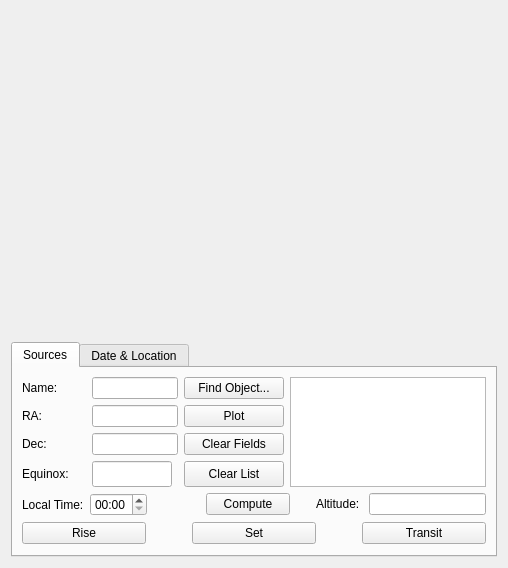
First picture: the form in kstars/tools/altvstime.ui, repository KDE/kstars, before the edit.
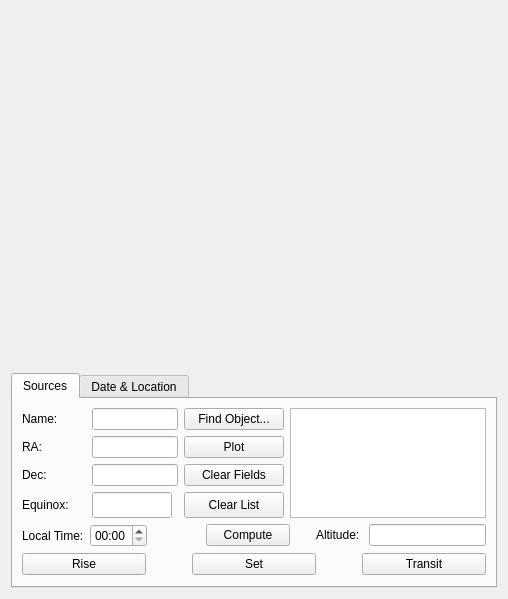
Second picture: the form after the edit. Custom widgets are drawn as their Qt base class.

Commit message: Gradient is ready now.

```diff
--- a/kstars/tools/altvstime.ui
+++ b/kstars/tools/altvstime.ui
@@ -7,7 +7,7 @@
     <x>0</x>
     <y>0</y>
     <width>508</width>
-    <height>564</height>
+    <height>599</height>
    </rect>
   </property>
   <property name="windowTitle">
@@ -335,6 +335,9 @@
         <layout class="QHBoxLayout" name="horizontalLayout_2">
          <item>
           <widget class="QPushButton" name="riseButton">
+           <property name="autoFillBackground">
+            <bool>false</bool>
+           </property>
            <property name="text">
             <string>Rise</string>
            </property>
```
The commit also changes 2 other files.
